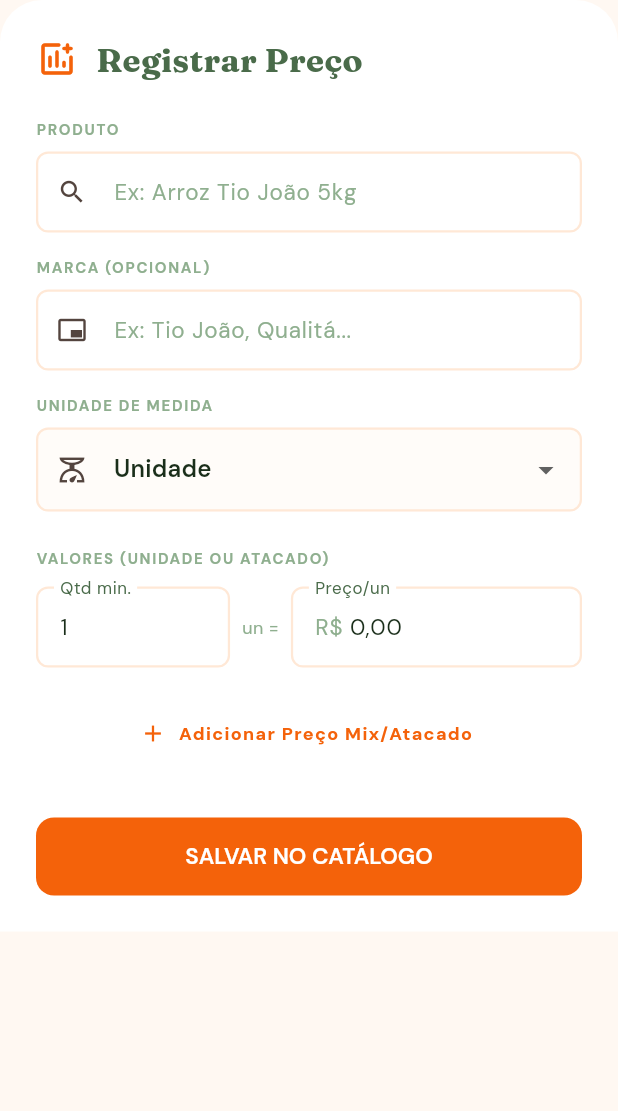
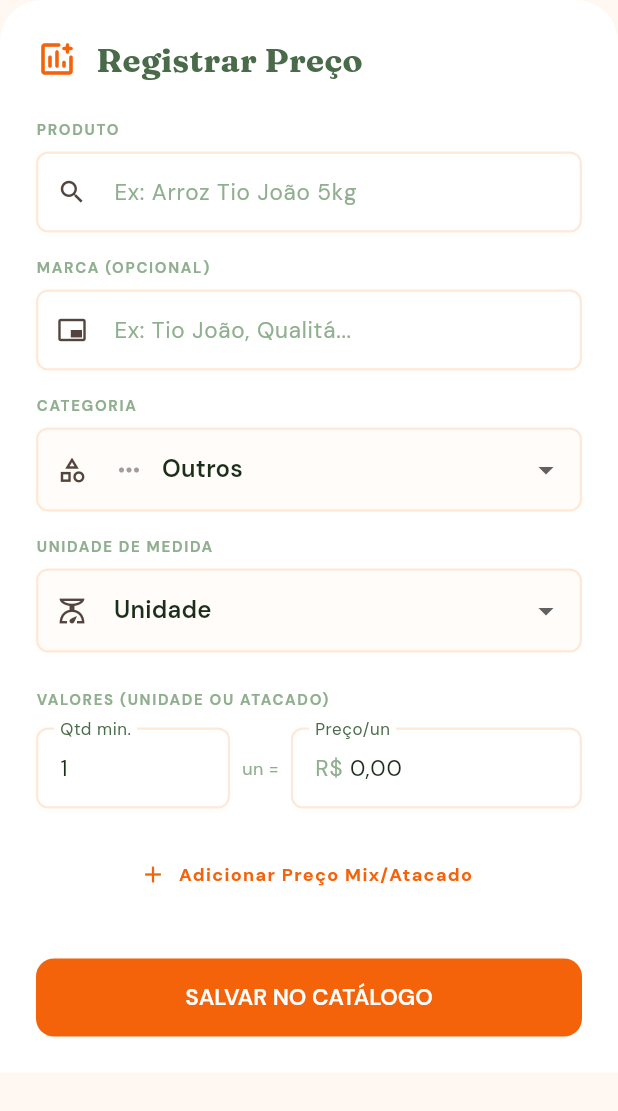
Before and after one commit to gustavoernandes86/feira_facil, a Flutter app: the AddPriceModal widget shown alone on an empty page, opened directly with empty values, after a tap on "SALVAR NO CATÁLOGO", on a phone screen of 412 x 824 dp. Shown: the top 1111 px of the screen. Run offline on Flutter 3.47's test engine with Material 3 defaults, Android fonts, the phone set to English and light mode, and no system bars; our stand-ins replace cloud_firestore, firebase_auth, firebase_core, flutter_riverpod, go_router, google_fonts and 1 more; accounts and stored records are empty.

Commit message:
feat: implement market detail screen and add price modal for registering item prices

```diff
--- a/feira_facil/lib/features/markets/presentation/market_detail_screen.dart
+++ b/feira_facil/lib/features/markets/presentation/market_detail_screen.dart
@@ -91,12 +91,24 @@ class _MarketDetailScreenState extends ConsumerState<MarketDetailScreen> {
         ],
       ),
       floatingActionButton: FloatingActionButton.extended(
-        onPressed: () => showModalBottomSheet(
-          context: context,
-          isScrollControlled: true,
-          backgroundColor: Colors.transparent,
-          builder: (context) => AddPriceModal(marketId: widget.market.id),
-        ),
+        onPressed: () {
+          if (_selectedList == null) {
+            ScaffoldMessenger.of(context).showSnackBar(
+              const SnackBar(content: Text('Selecione uma lista primeiro para adicionar um produto avulso.')),
+            );
+            return;
+          }
+          showModalBottomSheet(
+            context: context,
+            isScrollControlled: true,
+            backgroundColor: Colors.transparent,
+            builder: (context) => AddPriceModal(
+              marketId: widget.market.id,
+              groupId: groupId,
+              listId: _selectedList?.id,
+            ),
+          );
+        },
         label: const Text('Registrar Avulso', style: TextStyle(fontWeight: FontWeight.bold)),
         icon: const Icon(Icons.add_chart_rounded),
         backgroundColor: AppColors.textBody,
@@ -336,6 +348,7 @@ class _ListItemPriceCard extends ConsumerWidget {
             builder: (context) => AddPriceModal(
               marketId: marketId,
               initialItemName: itemName,
+              initialPrice: bestPriceRecord,
             ),
           ),
         ),
--- a/feira_facil/lib/features/markets/presentation/widgets/add_price_modal.dart
+++ b/feira_facil/lib/features/markets/presentation/widgets/add_price_modal.dart
@@ -7,16 +7,25 @@ import 'package:feira_facil/core/utils/unit_utils.dart';
 import 'package:feira_facil/features/items/presentation/providers/item_search_provider.dart';
 import 'package:feira_facil/features/markets/presentation/market_prices_controller.dart';
 import 'package:feira_facil/core/utils/currency_formatter.dart';
+import 'package:feira_facil/core/utils/category_utils.dart';
+import 'package:feira_facil/features/lists/presentation/fair_lists_controller.dart';
+import 'package:feira_facil/features/items/domain/price.dart';
 import 'package:intl/intl.dart';
 
 class AddPriceModal extends ConsumerStatefulWidget {
   final String marketId;
   final String? initialItemName;
+  final String? groupId;
+  final String? listId;
+  final Price? initialPrice;
 
   const AddPriceModal({
     super.key,
     required this.marketId,
     this.initialItemName,
+    this.groupId,
+    this.listId,
+    this.initialPrice,
   });
 
   @override
@@ -27,6 +36,7 @@ class _AddPriceModalState extends ConsumerState<AddPriceModal> {
   late final TextEditingController _nameController;
   final _brandController = TextEditingController();
   ItemUnit _selectedUnit = ItemUnit.un;
+  String _selectedCategory = 'Outros';
   final _tiers = <PriceTier>[const PriceTier(quantityMinimum: 1, pricePerUnit: 0.0)];
   final _qtyControllers = <TextEditingController>[];
   final _priceControllers = <TextEditingController>[];
@@ -36,8 +46,30 @@ class _AddPriceModalState extends ConsumerState<AddPriceModal> {
   void initState() {
     super.initState();
     _nameController = TextEditingController(text: widget.initialItemName);
-    _qtyControllers.add(TextEditingController(text: '1'));
-    _priceControllers.add(TextEditingController(text: '0,00'));
+
+    if (widget.initialPrice != null) {
+      _brandController.text = widget.initialPrice!.brand ?? '';
+      _selectedUnit = widget.initialPrice!.unit;
+
+      _tiers.clear();
+      if (widget.initialPrice!.tiers.isEmpty) {
+        _tiers.add(const PriceTier(quantityMinimum: 1, pricePerUnit: 0.0));
+        _qtyControllers.add(TextEditingController(text: '1'));
+        _priceControllers.add(TextEditingController(text: '0,00'));
+      } else {
+        for (final tier in widget.initialPrice!.tiers) {
+          _tiers.add(tier);
+          final qtyStr = tier.quantityMinimum == tier.quantityMinimum.truncateToDouble()
+              ? tier.quantityMinimum.toInt().toString()
+              : tier.quantityMinimum.toString().replaceAll('.', ',');
+          _qtyControllers.add(TextEditingController(text: qtyStr));
+          _priceControllers.add(TextEditingController(text: tier.pricePerUnit.toStringAsFixed(2).replaceAll('.', ',')));
+        }
+      }
+    } else {
+      _qtyControllers.add(TextEditingController(text: '1'));
+      _priceControllers.add(TextEditingController(text: '0,00'));
+    }
   }
 
   @override
@@ -164,6 +196,46 @@ class _AddPriceModalState extends ConsumerState<AddPriceModal> {
             ),
 
             const SizedBox(height: 16),
+            if (widget.initialItemName == null) ...[
+              Text(
+                'CATEGORIA',
+                style: TextStyle(
+                  fontSize: 10,
+                  fontWeight: FontWeight.bold,
+                  color: AppColors.textTertiary,
+                  letterSpacing: 1.1,
+                ),
+              ),
+              const SizedBox(height: 8),
+              DropdownButtonFormField<String>(
+                value: _selectedCategory,
+                decoration: InputDecoration(
+                  prefixIcon: const Icon(Icons.category_outlined, size: 20),
+                  filled: true,
+                  fillColor: AppColors.cream.withValues(alpha: 0.5),
+                  border: OutlineInputBorder(
+                    borderRadius: BorderRadius.circular(12),
+                    borderSide: BorderSide.none,
+                  ),
+                ),
+                items: AppCategories.map((cat) {
+                  return DropdownMenuItem<String>(
+                    value: cat.name,
+                    child: Row(
+                      children: [
+                        Icon(cat.icon, size: 20, color: cat.color),
+                        const SizedBox(width: 12),
+                        Text(cat.name),
+                      ],
+                    ),
+                  );
+                }).toList(),
+                onChanged: (val) {
+                  if (val != null) setState(() => _selectedCategory = val);
+                },
+              ),
+              const SizedBox(height: 16),
+            ],
             Text(
               'UNIDADE DE MEDIDA',
               style: TextStyle(
@@ -310,6 +382,17 @@ class _AddPriceModalState extends ConsumerState<AddPriceModal> {
         brand: brand.isEmpty ? null : brand,
         unit: _selectedUnit,
       );
+
+      if (widget.initialItemName == null && widget.groupId != null && widget.listId != null) {
+        await ref.read(fairListsControllerProvider(widget.groupId!).notifier).addItemToList(
+          listId: widget.listId!,
+          itemId: name,
+          quantity: 1.0,
+          unit: _selectedUnit,
+          category: _selectedCategory,
+        );
+      }
+
       if (mounted) Navigator.pop(context);
     } catch (e) {
       if (mounted) {
```
